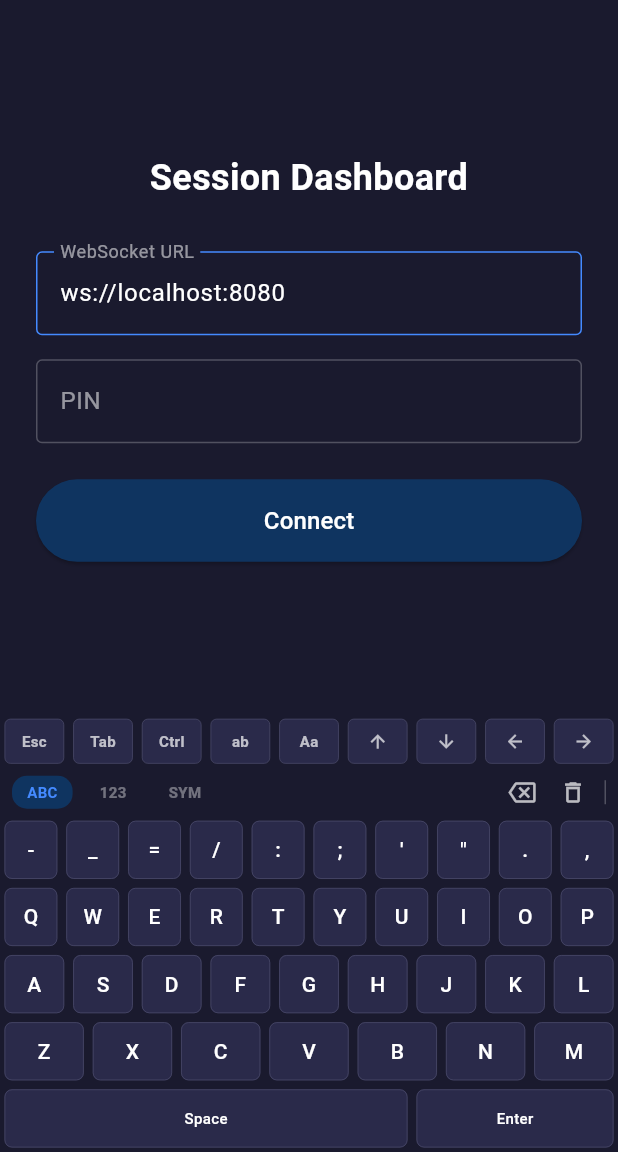
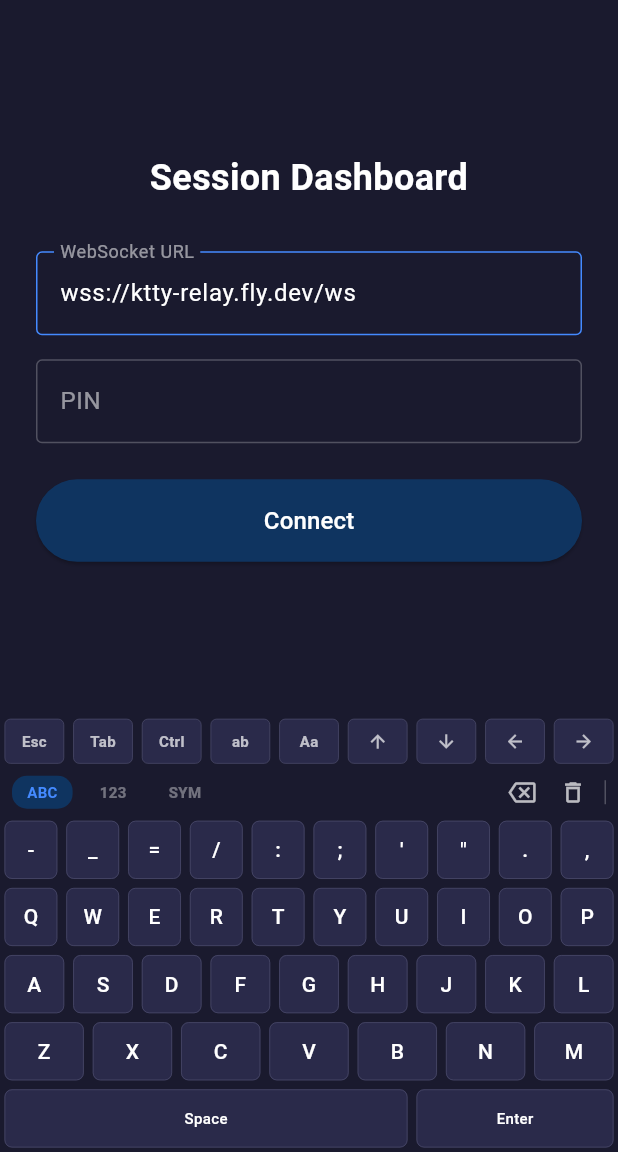
Before and after one commit to phuawenpu/KTTY, a Flutter app: the screen it shows after launch, on a phone screen of 412 x 824 dp, the part 84-1236 px from its top. Run offline on Flutter 3.47's test engine with Material 3 defaults, Android fonts, the phone set to English and light mode, and no system bars; missing offline and left inert: cryptography, pqcrypto, xterm.

Commit message:
Add Fly.io deployment config and update default relay URL
- Dockerfile for ktty-relay (multi-stage Rust build)
- fly.toml targeting Singapore region (shared-cpu-1x, 256MB)
- Default WebSocket URL changed to wss://ktty-relay.fly.dev/ws

Co-Authored-By: Claude Opus 4.6 (1M context) <noreply@anthropic.com>

```diff
--- a/lib/screens/dashboard_screen.dart
+++ b/lib/screens/dashboard_screen.dart
@@ -25,7 +25,7 @@ class DashboardScreen extends StatefulWidget {
 }
 
 class _DashboardScreenState extends State<DashboardScreen> {
-  final _urlController = TextEditingController(text: 'ws://localhost:8080');
+  final _urlController = TextEditingController(text: 'wss://ktty-relay.fly.dev/ws');
   final _pinController = TextEditingController();
   bool _connecting = false;
 
```
Also changed, not shown: 2 other files.
